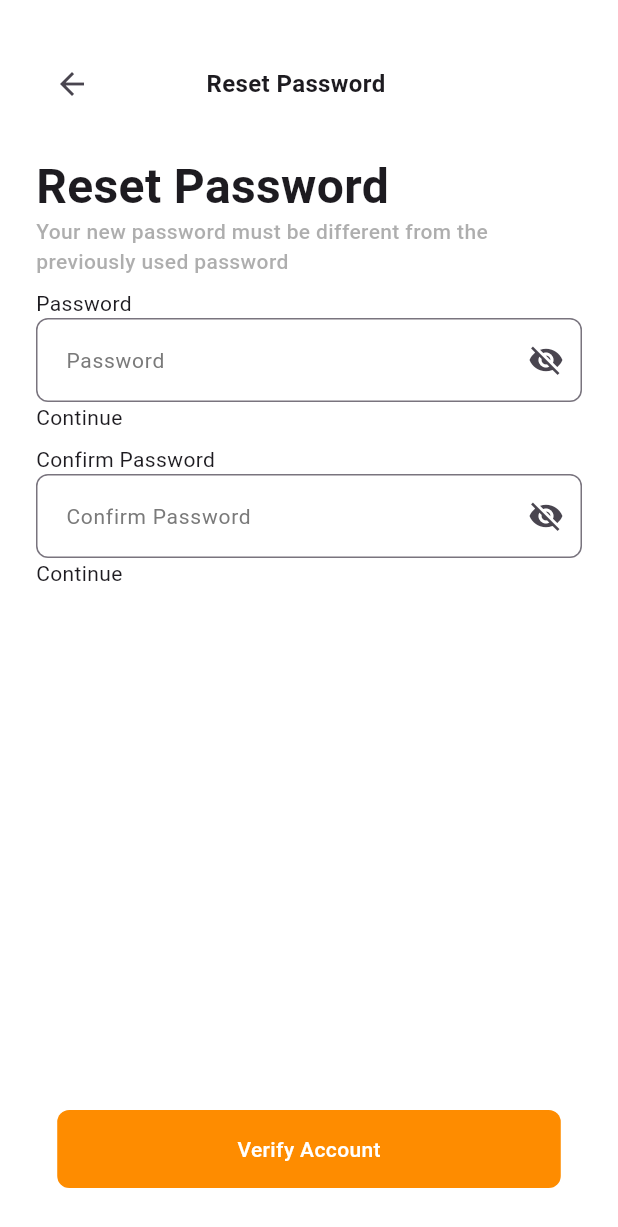
After one commit to MohammedAbdElfatah0/Food-Delivery, a Flutter app: the ResetPassword screen opened by its route, on a phone screen of 412 x 824 dp. The commit adds this screen. Shown: the top 1227 px of the screen. Run offline on Flutter 3.47's test engine with Material 3 defaults, Android fonts, the phone set to English and light mode, and no system bars; our stand-ins replace bloc, flutter_bloc.

Commit message:
implement UI of Authication Done *create screen  1-forget password 2-otp 3-reset Password ,Done Navigator all screen ,add 1 image to asset & core, next refactor code of validatior ,

```diff
--- a/lib/core/Colors/color_manager.dart
+++ b/lib/core/Colors/color_manager.dart
@@ -4,8 +4,10 @@ class ColorManager {
   static const Color primary = Color(0xFFfe8c00);
   static const Color secondary = Color(0xFFFFD33C);
   static const Color success = Color(0xFF50CD89);
+  static const Color green = Color.fromARGB(255, 86, 197, 136);
   static const Color error = Color(0xFFF14141);
   static const Color info = Color(0xFF7239EA);
+  static const Color blue = Color.fromARGB(255, 55, 106, 217);
 
   static const Color white = Color(0xFFFFFFFF);
   static const Color black = Color(0xFF000000);
--- a/lib/core/contents/images.dart
+++ b/lib/core/contents/images.dart
@@ -4,4 +4,5 @@ class ImageResources {
     "assets/images/onBoarding2.png",
     "assets/images/onBoarding3.png",
   ];
+  static const String success = "assets/images/IllustrationSuccess.png";
 }
--- a/lib/core/contents/text_string.dart
+++ b/lib/core/contents/text_string.dart
@@ -5,6 +5,7 @@ class TextString {
   static const String getStart = "Get Start";
   static const String antherMethodSignin = "or Sign in with";
   static const String login = "login";
+  static const String continues = "Continue";
 
   static const String headerLogin = "Login to your\naccount.";
   static const String headerSubLogin = "Please sign in to your account ";
@@ -13,9 +14,22 @@ class TextString {
   static const String headerRegisterConfirmPassword = "Confirm Password";
   static const String headerRegisterUserName = "Name";
   static const String headerForgetPassword = "Forget Password";
+  static const String headerSubForgetPassword =
+      "Enter your email address and we’ll send you confirmation code to reset your password";
   static const String headerDoNotHaveAccount = "Don't have an account ? ";
   static const String register = "Register";
   static const String headerRegister = "Create your new\naccount";
   static const String headerSubRegister =
       "Create an account to start looking for the food\nyou like";
+  static const String resetPassword = "Reset Password";
+  static const String subResetPassword =
+      "Your new password must be different from the previously used password";
+  static const String verifyAccount = "Verify Account";
+  static const String emailVerify = "Email Verification";
+  static const String subEmailVerify = "Enter the verification code we send you on:";
+  static const String changePassword = "Password Changed";
+  static const String subChangePassword =
+      "Password changed successfully, you can login again with a new password";
+
+
 }
--- a/lib/core/router/contents_router.dart
+++ b/lib/core/router/contents_router.dart
@@ -3,4 +3,7 @@ class ContentsRouter {
   static const String login = "/login";
   static const String register = "/register";
   static const String onBoarding = "/onBoarding";
+  static const String forgetPassword = "/forgetPassword";
+  static const String resetPassword = "/resetPassword";
+  static const String otpView = "/OTPVerification";
 }
--- a/lib/core/router/navigator_route.dart
+++ b/lib/core/router/navigator_route.dart
@@ -1,7 +1,10 @@
 import 'package:flutter/material.dart';
 import 'package:food_delivery/core/router/contents_router.dart';
+import 'package:food_delivery/features/auth/presentation/views/forget_password.dart';
 import 'package:food_delivery/features/auth/presentation/views/login.dart';
+import 'package:food_delivery/features/auth/presentation/views/otp_view.dart';
 import 'package:food_delivery/features/auth/presentation/views/register.dart';
+import 'package:food_delivery/features/auth/presentation/views/reset_password.dart';
 import 'package:food_delivery/features/home/presentation/home_page.dart';
 import 'package:food_delivery/features/onboarding/presentation/views/on_boarding_page.dart';
 
@@ -25,6 +28,18 @@ class NavigatorRoute {
           builder: (_) => Register(),
           settings: settings,
         );
+      case ContentsRouter.forgetPassword:
+        return MaterialPageRoute(
+          builder: (_) => ForgetPassword(),
+          settings: settings,
+        );
+      case ContentsRouter.otpView:
+        return MaterialPageRoute(builder: (_) => OtpView(), settings: settings);
+      case ContentsRouter.resetPassword:
+        return MaterialPageRoute(
+          builder: (_) => ResetPassword(),
+          settings: settings,
+        );
       default:
         return MaterialPageRoute(
           builder:
--- a/lib/features/auth/presentation/views/login.dart
+++ b/lib/features/auth/presentation/views/login.dart
@@ -86,7 +86,7 @@ class _LoginState extends State<Login> {
                     if (value == null || value.isEmpty) {
                       return "pls enter password";
                     }
-                    if (value.length < 6) {
+                    if (value.length < 8) {
                       return "inValid Password";
                     }
                     return null;
@@ -99,6 +99,10 @@ class _LoginState extends State<Login> {
                     TextButton(
                       onPressed: () {
                         //todo:: navigator to forget screen
+                        //for check user exist or not
+                        Navigator.pushNamed(
+                            context, ContentsRouter.forgetPassword);
+
                       },
                       child: Text(
                         TextString.headerForgetPassword,
--- a/lib/features/auth/presentation/views/register.dart
+++ b/lib/features/auth/presentation/views/register.dart
@@ -112,8 +112,8 @@ class _RegisterState extends State<Register> {
                     if (value == null || value.isEmpty) {
                       return 'Please enter your password';
                     }
-                    if (value.length < 6) {
-                      return 'Username must be at least 6 characters long';
+                    if (value.length < 8) {
+                      return 'Username must be at least 8 characters long';
                     }
                     return null;
                   },
@@ -130,8 +130,8 @@ class _RegisterState extends State<Register> {
                     if (value == null || value.isEmpty) {
                       return 'Please enter your confirm password';
                     }
-                    if (value.length < 6) {
-                      return 'Username must be at least 6 characters long';
+                    if (value.length < 8) {
+                      return 'Username must be at least 8 characters long';
                     }
                     if (value != _passwordTextEditingController.text) {
                       return 'Passwords do not match';
--- /dev/null
+++ b/lib/features/auth/presentation/views/reset_password.dart
@@ -0,0 +1,115 @@
+import 'dart:ui';
+
+import 'package:flutter/material.dart';
+import 'package:food_delivery/features/auth/presentation/widget/custom_app_bar.dart';
+import 'package:food_delivery/features/auth/presentation/widget/custom_button_auth.dart';
+import 'package:food_delivery/features/auth/presentation/widget/custom_header_auth.dart';
+import 'package:food_delivery/features/auth/presentation/widget/custom_test_form_filed.dart';
+import 'package:food_delivery/features/auth/presentation/widget/header.dart';
+
+import '../../../../core/contents/text_string.dart';
+import '../../../../core/style/app_size.dart';
+import '../widget/custom_show_botton_sheet.dart';
+
+class ResetPassword extends StatefulWidget {
+  const ResetPassword({super.key});
+
+  @override
+  State<ResetPassword> createState() => _ResetPasswordState();
+}
+
+class _ResetPasswordState extends State<ResetPassword> {
+  final GlobalKey<FormState> _formKey = GlobalKey<FormState>();
+  final FocusNode _newPasswordFocusNode = FocusNode();
+  final FocusNode _confirmPasswordFocusNode = FocusNode();
+  final TextEditingController _newPasswordController = TextEditingController();
+  final TextEditingController _confirmPasswordController =
+      TextEditingController();
+  @override
+  Widget build(BuildContext context) {
+    return Scaffold(
+      body: Padding(
+        padding: const EdgeInsets.symmetric(horizontal: 24, vertical: 32),
+        child: Form(
+          key: _formKey,
+          child: Column(
+            children: [
+              Expanded(
+                child: SingleChildScrollView(
+                  child: Column(
+                    crossAxisAlignment: CrossAxisAlignment.start,
+                    children: [
+                      CustomAppBar(text: TextString.resetPassword),
+                      AppSize.applyPadding(height: 12),
+                      CustomHeaderAuth(
+                        text: TextString.resetPassword,
+                        subText: TextString.subResetPassword,
+                      ),
+                      AppSize.applyPadding(height: 4),
+                      header(TextString.headerPassword),
+                      CustomTextFormField(
+                        controller: _newPasswordController,
+                        focusNode: _newPasswordFocusNode,
+                        hint: TextString.headerPassword,
+                        isPassword: true,
+                        onFieldSubmitted:
+                            (p0) => FocusScope.of(
+                              context,
+                            ).requestFocus(_confirmPasswordFocusNode),
+                        validator: (value) {
+                          if (value == null || value.isEmpty) {
+                            return 'Please enter your password';
+                          }
+                          if (value.length < 8) {
+                            return 'Username must be at least 8 characters long';
+                          }
+                          return null;
+                        },
+                      ),
+                      header(TextString.continues),
+                      AppSize.applyPadding(height: 4),
+                      header(TextString.headerRegisterConfirmPassword),
+                      CustomTextFormField(
+                        controller: _confirmPasswordController,
+                        focusNode: _confirmPasswordFocusNode,
+                        hint: TextString.headerRegisterConfirmPassword,
+                        isPassword: true,
+                        onFieldSubmitted:
+                            (p0) => FocusScope.of(context).unfocus(),
+                        validator: (value) {
+                          if (value == null || value.isEmpty) {
+                            return 'Please enter your password';
+                          }
+                          if (value.length < 8) {
+                            return 'Username must be at least 8 characters long';
+                          }
+                          return null;
+                        },
+                      ),
+                      header(TextString.continues),
+                      AppSize.applyPadding(height: 16),
+                    ],
+                  ),
+                ),
+              ),
+              CustomButtonAuth(
+                onTap: () {
+                  showModalBottomSheet(
+                    context: context,
+                    builder:
+                        (context) => BackdropFilter(
+                          filter: ImageFilter.blur(sigmaX: 1, sigmaY: 2),
+                          child: CustomShowBottomSheet(),
+                        ),
+                  );
+                  //TODO :: buttom Sheet
+                },
+                text: TextString.verifyAccount,
+              ),
+            ],
+          ),
+        ),
+      ),
+    );
+  }
+}
--- /dev/null
+++ b/lib/features/auth/presentation/widget/custom_app_bar.dart
@@ -0,0 +1,26 @@
+import 'package:flutter/material.dart';
+import 'package:food_delivery/core/style/app_text_style.dart';
+
+class CustomAppBar extends StatelessWidget {
+  const CustomAppBar({super.key, required this.text});
+  final String text;
+  @override
+  Widget build(BuildContext context) {
+    return Row(
+      children: [
+        IconButton(
+          onPressed: () {
+            Navigator.pop(context);
+          },
+          icon: const Icon(Icons.arrow_back),
+        ),
+        Spacer(),
+        Text(
+          text,
+          style: AppTextStyle.bodyLarge.copyWith(fontWeight: FontWeight.w600),
+        ),
+        Spacer(flex: 2),
+      ],
+    );
+  }
+}
--- a/lib/features/auth/presentation/widget/custom_button_auth.dart
+++ b/lib/features/auth/presentation/widget/custom_button_auth.dart
@@ -13,7 +13,7 @@ class CustomButtonAuth extends StatelessWidget {
     return GestureDetector(
       onTap: onTap,
       child: Container(
-        padding: EdgeInsets.symmetric(horizontal: 140, vertical: 16),
+        padding: EdgeInsets.symmetric(horizontal: 120, vertical: 16),
         decoration: BoxDecoration(
           color: ColorManager.primary,
           borderRadius: BorderRadius.circular(8),
--- a/lib/features/auth/presentation/widget/custom_test_form_filed.dart
+++ b/lib/features/auth/presentation/widget/custom_test_form_filed.dart
@@ -60,7 +60,7 @@ class _CustomTextFormFieldState extends State<CustomTextFormField> {
                     });
                   },
                   child: Icon(
-                    _isObscure ? Icons.visibility : Icons.visibility_off,
+                    _isObscure ? Icons.visibility_off : Icons.visibility,
                   ),
                 )
                 : null,
```
Also changed, not shown: lib/features/auth/presentation/views/forget_password.dart (added, +97 -0 lines), lib/features/auth/presentation/views/otp_view.dart (added, +235 -0 lines), lib/features/auth/presentation/widget/custom_show_botton_sheet.dart (added, +58 -0 lines), lib/features/auth/presentation/widget/custom_show_model_bottom_sheet.dart (added, +132 -0 lines), assets/images/IllustrationSuccess.png (added), lib/features/onboarding/presentation/otp.dart.idea.png (added), lib/features/onboarding/presentation/otp.dart.idea2.png (added), 1 other file.
